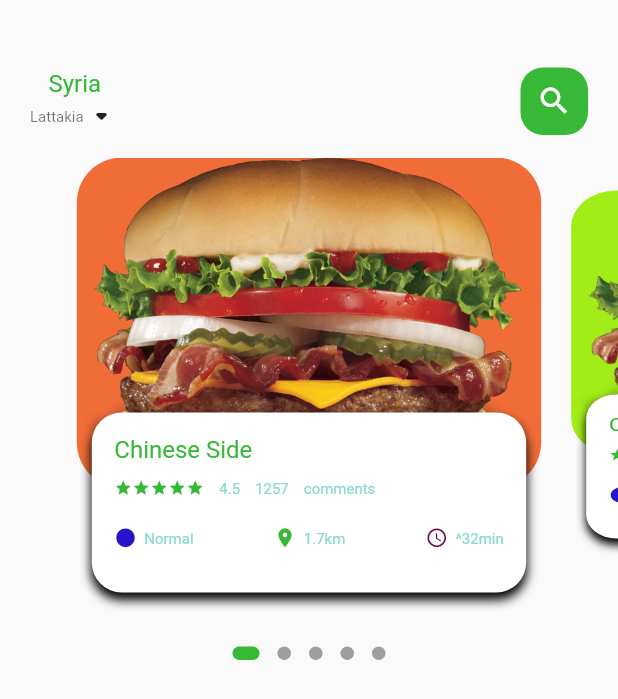
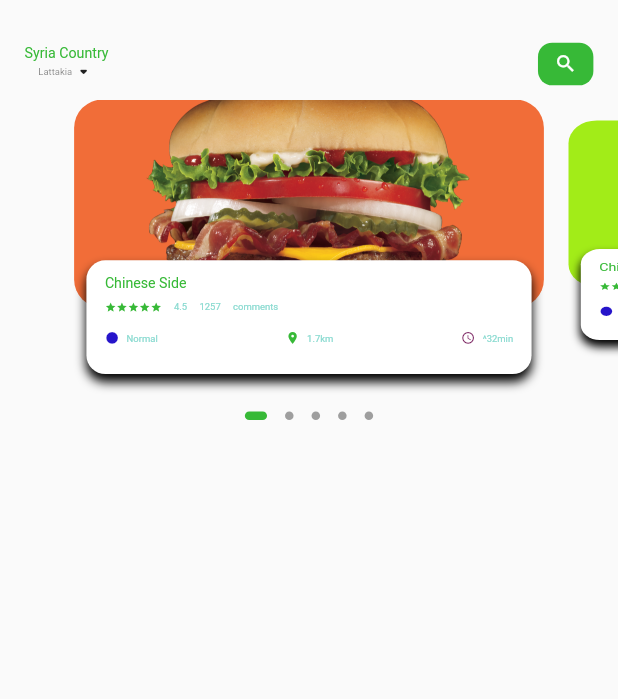
Before and after one commit to mahmodDAHOL/delivery-mobile-app, a Flutter app: the screen it shows after launch, on a phone screen of 412 x 824 dp. Shown: the top 699 px of the screen. Run offline on Flutter 3.47's test engine with Material 2 defaults, Android fonts, the phone set to English and light mode, and no system bars; drawn by our look-alikes of dots_indicator; our stand-ins replace get.

Commit message:
2:39:42>>make app responsive

```diff
--- a/lib/home/food_page_body.dart
+++ b/lib/home/food_page_body.dart
@@ -1,6 +1,7 @@
 import 'package:dots_indicator/dots_indicator.dart';
 import 'package:flutter/material.dart';
 import 'package:untitled/utils/colors.dart';
+import 'package:untitled/utils/dimensions.dart';
 import 'package:untitled/utils/widgets/big_text.dart';
 import 'package:untitled/utils/widgets/icon_and_text.dart';
 import 'package:untitled/utils/widgets/small_text.dart';
@@ -16,7 +17,7 @@ class _FoodPageBodyState extends State<FoodPageBody> {
   PageController pageController = PageController(viewportFraction: 0.8);
   var _currPageValue = 0.0;
   double _scaleFactor = 0.8;
-  double _height = 220;
+  double _height = Dimensions.pageViewContainere;
   int _itemCount = 5;
 
   @override
@@ -39,7 +40,7 @@ class _FoodPageBodyState extends State<FoodPageBody> {
   Widget build(BuildContext context) {
     return Column(children: [
       Container(
-        height: 320,
+        height: Dimensions.pageView,
         child: PageView.builder(
             controller: pageController,
             itemCount: _itemCount,
@@ -52,10 +53,10 @@ class _FoodPageBodyState extends State<FoodPageBody> {
         position: _currPageValue,
         decorator: DotsDecorator(
             activeColor: AppColors.mainColor,
-            size: const Size.square(9.0),
-            activeSize: Size(18.0, 9.0),
+            size: Size.square(Dimensions.height9),
+            activeSize: Size(Dimensions.width18, Dimensions.height9),
             activeShape: RoundedRectangleBorder(
-                borderRadius: BorderRadius.circular(5.0))),
+                borderRadius: BorderRadius.circular(Dimensions.radius5))),
       )
     ]);
   }
@@ -90,10 +91,11 @@ class _FoodPageBodyState extends State<FoodPageBody> {
       transform: matrix,
       child: Stack(children: [
         Container(
-          height: 220,
-          margin: EdgeInsets.only(left: 10, right: 10),
+          height: Dimensions.pageViewContainere,
+          margin: EdgeInsets.only(
+              left: Dimensions.width10, right: Dimensions.width10),
           decoration: BoxDecoration(
-              borderRadius: BorderRadius.circular(30),
+              borderRadius: BorderRadius.circular(Dimensions.radius30),
               color: index.isEven ? Color(0xFFF16D38) : Color(0xFFA2EC18),
               image: DecorationImage(
                   fit: BoxFit.cover,
@@ -102,10 +104,13 @@ class _FoodPageBodyState extends State<FoodPageBody> {
         Align(
           alignment: Alignment.bottomCenter,
           child: Container(
-            height: 120,
-            margin: EdgeInsets.only(left: 20, right: 20, bottom: 30),
+            height: Dimensions.pageViewTextContainer,
+            margin: EdgeInsets.only(
+                left: Dimensions.width20,
+                right: Dimensions.width20,
+                bottom: Dimensions.height30),
             decoration: BoxDecoration(
-                borderRadius: BorderRadius.circular(20),
+                borderRadius: BorderRadius.circular(Dimensions.radius20),
                 color: Colors.white,
                 boxShadow: [
                   BoxShadow(
@@ -114,13 +119,16 @@ class _FoodPageBodyState extends State<FoodPageBody> {
                       offset: Offset(0, 5)),
                 ]),
             child: Container(
-              padding: EdgeInsets.only(left: 15, top: 15, right: 15),
+              padding: EdgeInsets.only(
+                  left: Dimensions.width15,
+                  top: Dimensions.height15,
+                  right: Dimensions.width15),
               child: Column(
                 crossAxisAlignment: CrossAxisAlignment.start,
                 children: [
                   BigText(text: "Chinese Side"),
                   SizedBox(
-                    height: 10,
+                    height: Dimensions.height10,
                   ),
                   Row(
                     children: [
@@ -130,25 +138,25 @@ class _FoodPageBodyState extends State<FoodPageBody> {
                             (index) => Icon(
                                   Icons.star,
                                   color: AppColors.mainColor,
-                                  size: 12,
+                                  size: Dimensions.icon12,
                                 )),
                       ),
                       SizedBox(
-                        width: 10,
+                        width: Dimensions.width10,
                       ),
                       SmallText(text: "4.5"),
                       SizedBox(
-                        width: 10,
+                        width: Dimensions.width10,
                       ),
                       SmallText(text: "1257"),
                       SizedBox(
-                        width: 10,
+                        width: Dimensions.width10,
                       ),
                       SmallText(text: "comments"),
                     ],
                   ),
                   SizedBox(
-                    height: 20,
+                    height: Dimensions.height20,
                   ),
                   Row(
                     mainAxisAlignment: MainAxisAlignment.spaceBetween,
--- a/lib/home/main_food_page.dart
+++ b/lib/home/main_food_page.dart
@@ -1,6 +1,7 @@
 import 'package:flutter/cupertino.dart';
 import 'package:flutter/material.dart';
 import 'package:untitled/utils/colors.dart';
+import 'package:untitled/utils/dimensions.dart';
 import 'package:untitled/utils/widgets/big_text.dart';
 import 'package:untitled/utils/widgets/small_text.dart';
 
@@ -19,8 +20,10 @@ class _MainFoodPageState extends State<MainFoodPage> {
     return Scaffold(
       body: Column(children: [
         Container(
-          margin: EdgeInsets.only(top: 45, bottom: 15),
-          padding: EdgeInsets.only(left: 20, right: 20),
+          margin: EdgeInsets.only(
+              top: Dimensions.height45, bottom: Dimensions.height15),
+          padding: EdgeInsets.only(
+              left: Dimensions.width20, right: Dimensions.width20),
           child: Container(
             child: Row(
               mainAxisAlignment: MainAxisAlignment.spaceBetween,
@@ -28,7 +31,7 @@ class _MainFoodPageState extends State<MainFoodPage> {
                 Column(
                   children: [
                     BigText(
-                      text: "Syria",
+                      text: "Syria Country",
                       color: AppColors.mainColor,
                     ),
                     Row(children: [
@@ -36,20 +39,24 @@ class _MainFoodPageState extends State<MainFoodPage> {
                         text: "Lattakia",
                         color: Colors.black54,
                       ),
-                      Icon(Icons.arrow_drop_down_rounded)
+                      Icon(
+                        Icons.arrow_drop_down_rounded,
+                        size: Dimensions.icon24,
+                      )
                     ]),
                   ],
                 ),
                 Center(
                   child: Container(
-                    width: 45,
-                    height: 45,
+                    width: Dimensions.width45,
+                    height: Dimensions.height45,
                     child: Icon(
                       Icons.search,
+                      size: Dimensions.icon24,
                       color: Colors.white,
                     ),
                     decoration: BoxDecoration(
-                      borderRadius: BorderRadius.circular(15),
+                      borderRadius: BorderRadius.circular(Dimensions.radius15),
                       color: AppColors.mainColor,
                     ),
                   ),
--- /dev/null
+++ b/lib/utils/dimensions.dart
@@ -0,0 +1,40 @@
+import 'package:get/get.dart';
+
+class Dimensions {
+  // static double screenHeight = Get.context!.height;
+  // static double screenWidth = Get.context!.width;
+  static double screenHeight = 533.3;
+  static double screenWidth = 320;
+
+  static double pageView = screenHeight / 2.64;
+  static double pageViewContainere = screenHeight / 3.84;
+  static double pageViewTextContainer = screenHeight / 7.03;
+
+  static double height9 = screenHeight / 93.77;
+  static double height10 = screenHeight / 84.4;
+  static double height15 = screenHeight / 56.27;
+  static double height20 = screenHeight / 42.2;
+  static double height30 = screenHeight / 28.13;
+  static double height45 = screenHeight / 18.75;
+
+  static double width10 = screenWidth / 39;
+  static double width15 = screenWidth / 26;
+  static double width18 = screenWidth / 21.66;
+  static double width20 = screenWidth / 19.5;
+  static double width30 = screenWidth / 13;
+  static double width45 = screenWidth / 8.66;
+
+  static double font10 = screenHeight / 84.4;
+  static double font15 = screenHeight / 56.26;
+  static double font20 = screenHeight / 42.2;
+
+  static double icon12 = screenHeight / 70.33;
+  static double icon15 = screenHeight / 56.26;
+  static double icon24 = screenHeight / 35.16;
+
+  static double radius5 = screenHeight / 168.8;
+  static double radius10 = screenHeight / 84.4;
+  static double radius15 = screenHeight / 56.27;
+  static double radius20 = screenHeight / 42.2;
+  static double radius30 = screenHeight / 28.13;
+}
--- a/lib/utils/widgets/big_text.dart
+++ b/lib/utils/widgets/big_text.dart
@@ -1,4 +1,6 @@
 import 'package:flutter/cupertino.dart';
+
+import '../dimensions.dart';
 
 class BigText extends StatelessWidget {
   Color? color;
@@ -10,7 +12,7 @@ class BigText extends StatelessWidget {
       {Key? key,
       this.color = const Color(0xFF37B937),
       required this.text,
-      this.size = 16,
+      this.size = 0,
       this.overflow = TextOverflow.ellipsis})
       : super(key: key);
 
@@ -22,7 +24,7 @@ class BigText extends StatelessWidget {
       overflow: overflow,
       style: TextStyle(
           fontFamily: "Roboto",
-          fontSize: size,
+          fontSize: size == 0 ? Dimensions.font15 : size,
           color: color,
           fontWeight: FontWeight.w400),
     );
--- a/lib/utils/widgets/icon_and_text.dart
+++ b/lib/utils/widgets/icon_and_text.dart
@@ -1,4 +1,5 @@
 import 'package:flutter/cupertino.dart';
+import 'package:untitled/utils/dimensions.dart';
 import 'package:untitled/utils/widgets/small_text.dart';
 
 class IconAndTextWidget extends StatelessWidget {
@@ -18,7 +19,7 @@ class IconAndTextWidget extends StatelessWidget {
       children: [
         Icon(
           icon,
-          size: 15,
+          size: Dimensions.icon15,
           color: iconColor,
         ),
         SizedBox(
--- a/lib/utils/widgets/small_text.dart
+++ b/lib/utils/widgets/small_text.dart
@@ -1,4 +1,5 @@
 import 'package:flutter/cupertino.dart';
+import 'package:untitled/utils/dimensions.dart';
 
 class SmallText extends StatelessWidget {
   Color? color;
@@ -10,7 +11,7 @@ class SmallText extends StatelessWidget {
     Key? key,
     this.color = const Color(0xFF89dad0),
     required this.text,
-    this.size = 10,
+    this.size = 0,
     this.height = 1.2,
   }) : super(key: key);
 
@@ -20,7 +21,7 @@ class SmallText extends StatelessWidget {
       text,
       style: TextStyle(
           fontFamily: "Roboto",
-          fontSize: size,
+          fontSize: size == 0 ? Dimensions.font10 : size,
           color: color,
           fontWeight: FontWeight.w400,
           height: height),
--- a/pubspec.yaml
+++ b/pubspec.yaml
@@ -29,7 +29,7 @@ environment:
 dependencies:
   flutter:
     sdk: flutter
-  get: ^4.1.4
+  get: ^4.6.1
   dots_indicator: ^2.0.0
 
 
```
Also changed, not shown: 1 other file.
